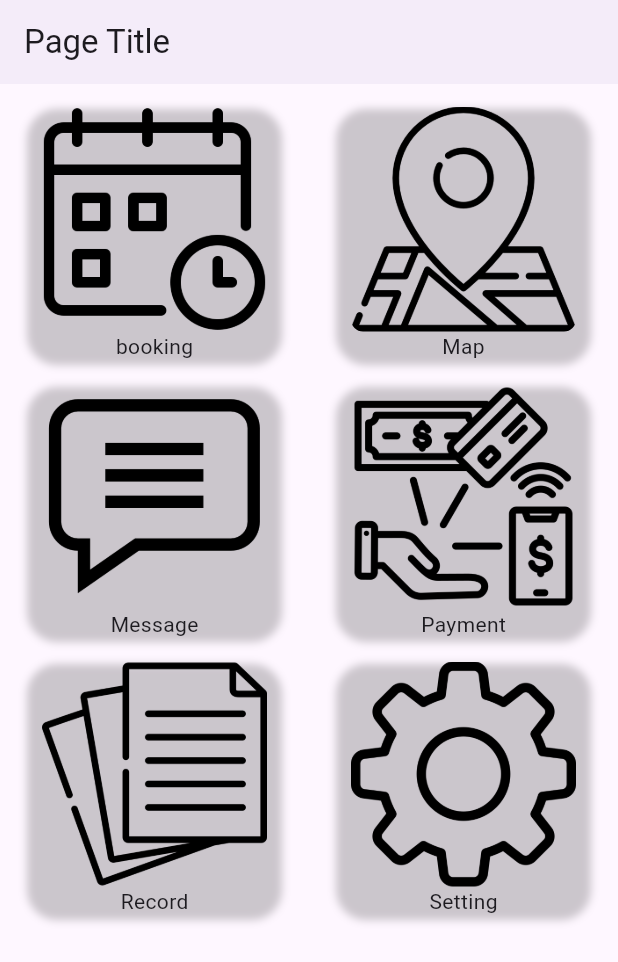
After one commit to fyp-team-try/IVE-FYP-Phone, a Flutter app: the FunctionPageWidget screen opened by its route, on a phone screen of 412 x 824 dp. The commit adds this screen. Shown: the top 962 px of the screen. Run offline on Flutter 3.47's test engine with Material 3 defaults, Android fonts, the phone set to English and light mode, and no system bars; our stand-ins replace flutter_dotenv, flutter_secure_storage; missing offline and left inert: flutterflow_ui; accounts and stored records are empty; statements that could not run were skipped.

Commit message:
New function page

```diff
--- /dev/null
+++ b/lib/Components/FunctionPageButton.dart
@@ -0,0 +1,72 @@
+import 'package:flutterflow_ui/flutterflow_ui.dart';
+
+import 'package:flutter/material.dart';
+
+class FunctionPageButton extends StatelessWidget {
+  final Function()? onTap;
+  final String text;
+  final String imagePath;
+
+  const FunctionPageButton({
+    required this.onTap,
+    required this.text,
+    required this.imagePath,
+  });
+
+  @override
+  Widget build(BuildContext context) {
+    return Padding(
+      padding: EdgeInsetsDirectional.fromSTEB(0, 15, 0, 0),
+      child: InkWell(
+        splashColor: Colors.transparent,
+        focusColor: Colors.transparent,
+        hoverColor: Colors.transparent,
+        highlightColor: Colors.transparent,
+        onTap: onTap,
+        child: Container(
+          width: 170,
+          height: 170,
+          decoration: BoxDecoration(
+            color: FlutterFlowTheme.of(context).secondaryBackground,
+            boxShadow: [
+              BoxShadow(
+                blurRadius: 4,
+                color: Color(0x33000000),
+                offset: Offset(0, 2),
+              )
+            ],
+            borderRadius: BorderRadius.only(
+              bottomLeft: Radius.circular(20),
+              bottomRight: Radius.circular(20),
+              topLeft: Radius.circular(20),
+              topRight: Radius.circular(20),
+            ),
+            shape: BoxShape.rectangle,
+          ),
+          child: Column(
+            mainAxisSize: MainAxisSize.max,
+            children: [
+              ClipRRect(
+                borderRadius: BorderRadius.circular(8),
+                child: Image(
+                  image:AssetImage(imagePath),
+                  width: 150,
+                  height: 150,
+                  fit: BoxFit.cover,
+                ),
+              ),
+              Text(
+                text,
+                style: FlutterFlowTheme.of(context).labelMedium.override(
+                      fontFamily: 'Open Sans',
+                    ),
+              ),
+            ],
+          ),
+        ),
+      ),
+    );
+  }
+
+
+}
--- a/lib/Screens/functionpage_model.dart
+++ b/lib/Screens/FunctionPageModel.dart
@@ -1,9 +1,9 @@
 import 'package:flutterflow_ui/flutterflow_ui.dart';
-
-import 'functionpage_widget.dart' show FunctionpageWidget;
+import 'FunctionPageWidget.dart' show FunctionPageWidget;
 import 'package:flutter/material.dart';
 
-class FunctionpageModel extends FlutterFlowModel<FunctionpageWidget> {
+
+class FunctionPageModel extends FlutterFlowModel<FunctionPageWidget> {
   ///  State fields for stateful widgets in this page.
 
   final unfocusNode = FocusNode();
--- /dev/null
+++ b/lib/Screens/FunctionPageWidget.dart
@@ -0,0 +1,118 @@
+import 'package:flutterflow_ui/flutterflow_ui.dart';
+
+import 'package:flutter/material.dart';
+import 'package:user_app/Components/FunctionPageButton.dart';
+
+import 'FunctionPageModel.dart';
+export 'FunctionPageModel.dart';
+
+class FunctionPageWidget extends StatefulWidget {
+  const FunctionPageWidget({super.key});
+
+  @override
+  State<FunctionPageWidget> createState() => _FunctionPageWidgetState();
+}
+
+class _FunctionPageWidgetState extends State<FunctionPageWidget> {
+  late FunctionPageModel _model;
+
+  final scaffoldKey = GlobalKey<ScaffoldState>();
+
+  @override
+  void initState() {
+    super.initState();
+    _model = createModel(context, () => FunctionPageModel());
+  }
+
+  @override
+  void dispose() {
+    _model.dispose();
+
+    super.dispose();
+  }
+
+  @override
+  Widget build(BuildContext context) {
+    return GestureDetector(
+      onTap: () => _model.unfocusNode.canRequestFocus
+          ? FocusScope.of(context).requestFocus(_model.unfocusNode)
+          : FocusScope.of(context).unfocus(),
+      child: Scaffold(
+        key: scaffoldKey,
+        backgroundColor: FlutterFlowTheme.of(context).primaryBackground,
+        appBar: AppBar(
+          backgroundColor: FlutterFlowTheme.of(context).primary,
+          automaticallyImplyLeading: false,
+          title: Text(
+            'Page Title',
+            style: FlutterFlowTheme.of(context).headlineMedium.override(
+                  fontFamily: 'Outfit',
+                  color: Colors.white,
+                  fontSize: 22,
+                ),
+          ),
+          actions: [],
+          centerTitle: false,
+          elevation: 2,
+        ),
+        body: SafeArea(
+          top: true,
+          child: Row(
+            mainAxisSize: MainAxisSize.max,
+            children: [
+              Expanded(
+                child: Column(
+                  mainAxisSize: MainAxisSize.max,
+                  children: [
+                    FunctionPageButton(
+                        onTap: () {
+                          Navigator.pushNamed(context, '/home');
+                        },
+                        text: "booking",
+                        imagePath: "assets/images/booking.png"),
+                    FunctionPageButton(
+                        onTap: () => testOnTap(),
+                        text: "Message",
+                        imagePath: "assets/images/message.png"),
+                    FunctionPageButton(
+                        onTap: () => testOnTap(),
+                        text: "Record",
+                        imagePath: "assets/images/record.png"),
+                  ],
+                ),
+              ),
+              Expanded(
+                child: Column(
+                  mainAxisSize: MainAxisSize.max,
+                  children: [
+                    FunctionPageButton(
+                        onTap: () => testOnTap(),
+                        text: "Map",
+                        imagePath: "assets/images/map.png"),
+                    FunctionPageButton(
+                        onTap: () => testOnTap(),
+                        text: "Payment",
+                        imagePath: "assets/images/payment.png"),
+                    FunctionPageButton(
+                        onTap: () => testOnTap(),
+                        text: "Setting",
+                        imagePath: "assets/images/settings.png"),
+                  ],
+                ),
+              ),
+            ],
+          ),
+        ),
+      ),
+    );
+  }
+
+  void testOnTap() async {
+    /*
+    ScaffoldMessenger.of(context).showSnackBar(SnackBar(
+      content: Text("clicked"),
+      duration: const Duration(seconds: 2),
+    ));
+    */
+  }
+}
```
Also changed, not shown: lib/Screens/functionpage_widget.dart (deleted, +0 -372 lines), lib/main.dart (+4 -4 lines), lib/Screens/test.dart (added), lib/test.dart (added).
